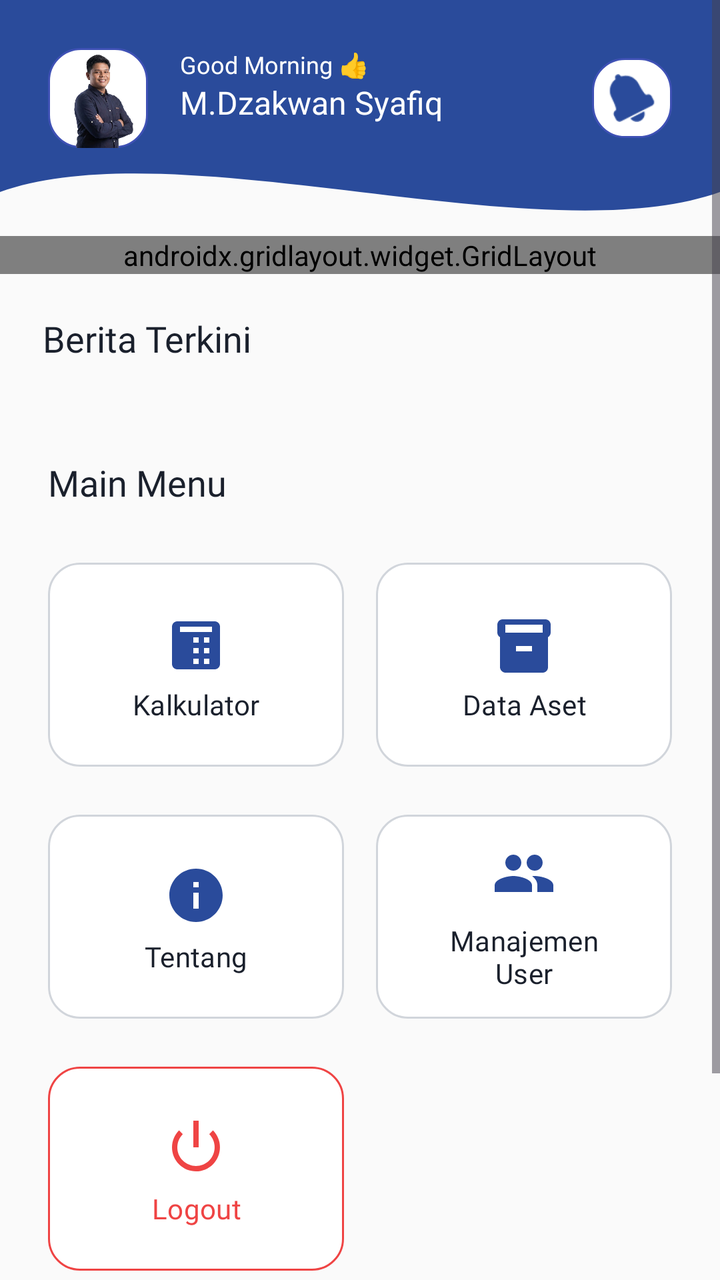
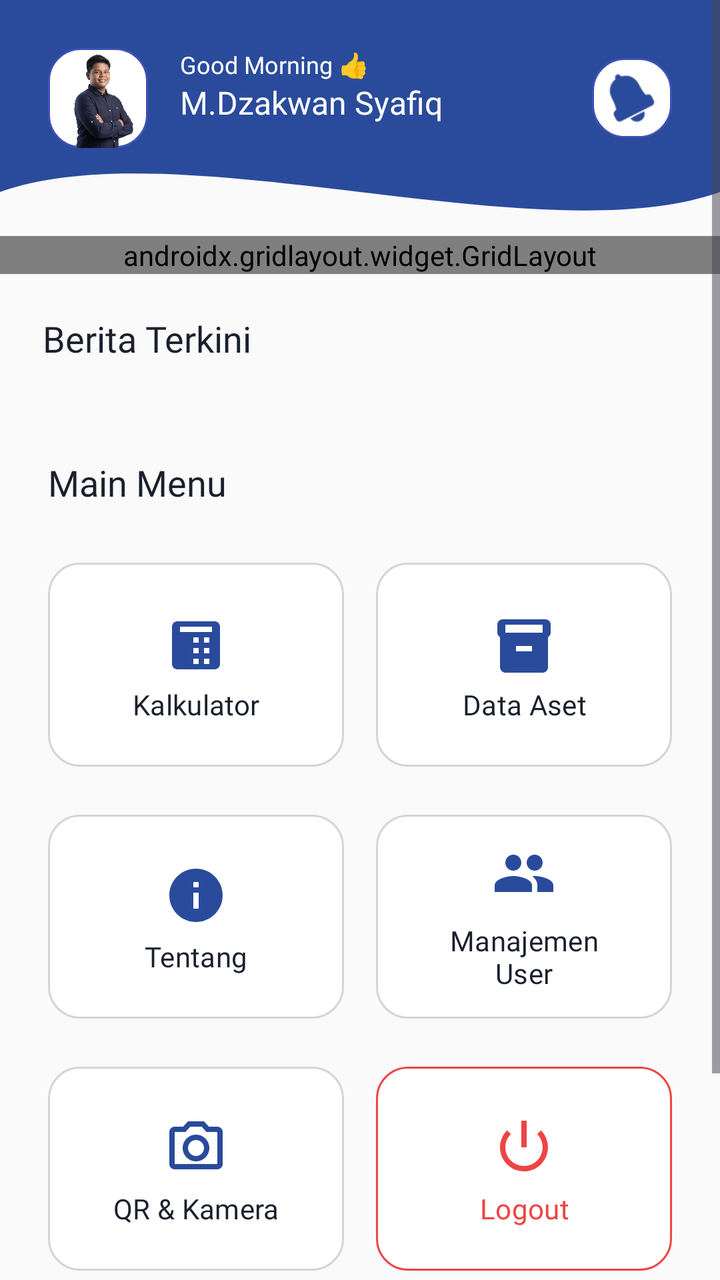

Compare the two renders of this Android layout. The source of the first and the diff that turns it into the second are given below.
<!-- AndroidManifest.xml: application theme Theme.Dzakwanluck -->
<!-- res/layout/fragment_home.xml -->
<?xml version="1.0" encoding="utf-8"?>
<LinearLayout xmlns:android="http://schemas.android.com/apk/res/android"
    xmlns:app="http://schemas.android.com/apk/res-auto"
    xmlns:tools="http://schemas.android.com/tools"
    android:layout_width="match_parent"
    android:layout_height="match_parent"
    android:orientation="vertical"
    android:background="@color/bg_screen"
    tools:context=".Home.HomeFragment">

    <ScrollView
        android:layout_width="match_parent"
        android:layout_height="match_parent"
        android:fillViewport="true">

        <androidx.constraintlayout.widget.ConstraintLayout
            android:layout_width="match_parent"
            android:layout_height="wrap_content"
            android:paddingBottom="32dp">

            <View
                android:id="@+id/bg_wave"
                android:layout_width="match_parent"
                android:layout_height="160dp"
                android:background="@drawable/bg_header_wave"
                app:layout_constraintTop_toTopOf="parent"
                tools:layout_editor_absoluteX="0dp" />

            <ImageView
                android:id="@+id/iv_profile"
                android:layout_width="50dp"
                android:layout_height="50dp"
                android:layout_marginStart="24dp"
                android:layout_marginTop="24dp"
                android:background="@drawable/bg_social_outline"
                android:src="@drawable/my_foto_removebg_preview"
                app:layout_constraintStart_toStartOf="parent"
                app:layout_constraintTop_toTopOf="parent" />

            <TextView
                android:id="@+id/tv_greeting"
                android:layout_width="wrap_content"
                android:layout_height="wrap_content"
                android:layout_marginStart="16dp"
                android:fontFamily="@font/poppins_regular"
                android:text="Good Morning 👍"
                android:textColor="@color/white"
                android:textSize="12sp"
                app:layout_constraintStart_toEndOf="@id/iv_profile"
                app:layout_constraintTop_toTopOf="@id/iv_profile" />

            <TextView
                android:id="@+id/tv_username_dashboard"
                android:layout_width="wrap_content"
                android:layout_height="wrap_content"
                android:layout_marginStart="16dp"
                android:fontFamily="@font/poppins_bold"
                android:text="M.Dzakwan Syafiq"
                android:textColor="@color/white"
                android:textSize="16sp"
                app:layout_constraintStart_toEndOf="@id/iv_profile"
                app:layout_constraintTop_toBottomOf="@id/tv_greeting" />

            <ImageView
                android:id="@+id/iv_notif"
                android:layout_width="40dp"
                android:layout_height="40dp"
                android:layout_marginEnd="24dp"
                android:background="@drawable/bg_social_outline"
                android:padding="8dp"
                android:src="@android:drawable/ic_popup_reminder"
                app:tint="@color/primary_blue_desa"
                app:layout_constraintBottom_toBottomOf="@id/iv_profile"
                app:layout_constraintEnd_toEndOf="parent"
                app:layout_constraintTop_toTopOf="@id/iv_profile" />

            <androidx.gridlayout.widget.GridLayout
                android:id="@+id/grid_summary"
                android:layout_width="match_parent"
                android:layout_height="wrap_content"
                android:layout_marginTop="44dp"
                android:paddingHorizontal="16dp"
                app:columnCount="2"
                app:useDefaultMargins="true"
                app:layout_constraintTop_toBottomOf="@id/iv_profile">

                <com.google.android.material.card.MaterialCardView
                    app:layout_columnWeight="1"
                    app:layout_gravity="fill_horizontal"
                    app:cardCornerRadius="12dp"
                    app:cardElevation="2dp">

                    <LinearLayout
                        android:layout_width="match_parent"
                        android:layout_height="wrap_content"
                        android:orientation="vertical"
                        android:padding="16dp">

                        <TextView
                            android:layout_width="wrap_content"
                            android:layout_height="wrap_content"
                            android:text="Total Aset"
                            android:textSize="12sp"/>

                        <TextView
                            android:layout_width="wrap_content"
                            android:layout_height="wrap_content"
                            android:text="50"
                            android:textSize="18sp"
                            android:textStyle="bold"
                            android:textColor="@color/text_dark"/>

                    </LinearLayout>
                </com.google.android.material.card.MaterialCardView>

                <com.google.android.material.card.MaterialCardView
                    app:layout_columnWeight="1"
                    app:layout_gravity="fill_horizontal"
                    app:cardCornerRadius="12dp"
                    app:cardElevation="2dp">

                    <LinearLayout
                        android:layout_width="match_parent"
                        android:layout_height="wrap_content"
                        android:orientation="vertical"
                        android:padding="16dp">

                        <TextView
                            android:layout_width="wrap_content"
                            android:layout_height="wrap_content"
                            android:text="Nilai Aset"
                            android:textSize="12sp"/>

                        <TextView
                            android:layout_width="wrap_content"
                            android:layout_height="wrap_content"
                            android:text="Rp 693 Jt"
                            android:textSize="18sp"
                            android:textStyle="bold"
                            android:textColor="@color/text_dark"/>

                    </LinearLayout>
                </com.google.android.material.card.MaterialCardView>

            </androidx.gridlayout.widget.GridLayout>

            <androidx.recyclerview.widget.RecyclerView
                android:id="@+id/rv_news_banner"
                android:layout_width="match_parent"
                android:layout_height="wrap_content"
                android:layout_marginTop="60dp"
                android:clipToPadding="false"
                android:paddingHorizontal="16dp"
                app:layout_constraintEnd_toEndOf="parent"
                app:layout_constraintHorizontal_bias="0.0"
                app:layout_constraintStart_toStartOf="parent"
                app:layout_constraintTop_toBottomOf="@id/grid_summary" />

            <TextView
                android:id="@+id/tv_menu_title"
                android:layout_width="wrap_content"
                android:layout_height="wrap_content"
                android:layout_marginTop="32dp"
                android:layout_marginStart="24dp"
                android:fontFamily="@font/poppins_bold"
                android:text="Main Menu"
                android:textColor="@color/text_dark"
                android:textSize="18sp"
                app:layout_constraintStart_toStartOf="parent"
                app:layout_constraintTop_toBottomOf="@id/rv_news_banner" /> <GridLayout
            android:id="@+id/grid_menu"
            android:layout_width="match_parent"
            android:layout_height="wrap_content"
            android:layout_marginTop="16dp"
            android:layout_marginHorizontal="16dp"
            android:columnCount="2"
            android:rowCount="2"
            app:layout_constraintTop_toBottomOf="@id/tv_menu_title">

            <Button
                android:id="@+id/btn_calculator"
                android:layout_width="0dp"
                android:layout_height="110dp"
                android:layout_rowWeight="1"
                android:layout_columnWeight="1"
                android:layout_margin="8dp"
                android:backgroundTint="@color/white"
                android:fontFamily="@font/poppins_bold"
                android:text="Kalkulator"
                android:textAllCaps="false"
                android:textColor="@color/text_dark"
                app:cornerRadius="16dp"
                app:icon="@drawable/ic_kalkulator"
                app:iconGravity="textTop"
                app:iconSize="32dp"
                app:iconTint="@color/primary_blue_desa"
                app:strokeColor="@color/border_gray"
                app:strokeWidth="1dp" />

            <Button
                android:id="@+id/btn_job_vacancy"
                android:layout_width="0dp"
                android:layout_height="110dp"
                android:layout_rowWeight="1"
                android:layout_columnWeight="1"
                android:layout_margin="8dp"
                android:backgroundTint="@color/white"
                android:fontFamily="@font/poppins_bold"
                android:text="Data Aset"
                android:textAllCaps="false"
                android:textColor="@color/text_dark"
                app:cornerRadius="16dp"
                app:icon="@drawable/ic_data_aset"
                app:iconGravity="textTop"
                app:iconSize="32dp"
                app:iconTint="@color/primary_blue_desa"
                app:strokeColor="@color/border_gray"
                app:strokeWidth="1dp" />

            <Button
                android:id="@+id/btn_career_tips"
                android:layout_width="0dp"
                android:layout_height="110dp"
                android:layout_rowWeight="1"
                android:layout_columnWeight="1"
                android:layout_margin="8dp"
                android:backgroundTint="@color/white"
                android:fontFamily="@font/poppins_bold"
                android:text="Tentang"
                android:textAllCaps="false"
                android:textColor="@color/text_dark"
                app:cornerRadius="16dp"
                app:icon="@drawable/ic_tentang"
                app:iconGravity="textTop"
                app:iconSize="32dp"
                app:iconTint="@color/primary_blue_desa"
                app:strokeColor="@color/border_gray"
                app:strokeWidth="1dp" />

            <Button
                android:id="@+id/btn_user"
                android:layout_width="0dp"
                android:layout_height="110dp"
                android:layout_rowWeight="1"
                android:layout_columnWeight="1"
                android:layout_margin="8dp"
                android:backgroundTint="@color/white"
                android:fontFamily="@font/poppins_bold"
                android:text="Manajemen User"
                android:textAllCaps="false"
                android:textColor="@color/text_dark"
                app:cornerRadius="16dp"
                app:icon="@drawable/ic_menu_myplaces"
                app:iconGravity="textTop"
                app:iconSize="32dp"
                app:iconTint="@color/primary_blue_desa"
                app:strokeColor="@color/border_gray"
                app:strokeWidth="1dp" />

            <Button
                android:id="@+id/btn_logout"
                android:layout_width="0dp"
                android:layout_height="110dp"
                android:layout_rowWeight="1"
                android:layout_columnWeight="1"
                android:layout_margin="8dp"
                android:backgroundTint="@color/white"
                android:fontFamily="@font/poppins_bold"
                android:text="Logout"
                android:textAllCaps="false"
                android:textColor="@color/danger_red"
                app:cornerRadius="16dp"
                app:icon="@android:drawable/ic_lock_power_off"
                app:iconGravity="textTop"
                app:iconSize="32dp"
                app:iconTint="@color/danger_red"
                app:strokeColor="@color/danger_red"
                app:strokeWidth="1dp" />

        </GridLayout>

            <Button
                android:id="@+id/btn_open_web"
                android:layout_width="0dp"
                android:layout_height="60dp"
                android:layout_marginTop="24dp"
                android:layout_marginHorizontal="24dp"
                android:backgroundTint="@color/primary_blue_desa"
                android:fontFamily="@font/poppins_bold"
                android:text="Buka Web Dashboard Admin"
                android:textAllCaps="false"
                android:textColor="@color/white"
                android:textSize="16sp"
                app:cornerRadius="12dp"
                app:layout_constraintTop_toBottomOf="@id/grid_menu"
                app:layout_constraintStart_toStartOf="parent"
                app:layout_constraintEnd_toEndOf="parent" />

            <TextView
                android:id="@+id/textView3"
                android:layout_marginTop="20dp"
                android:layout_width="wrap_content"
                android:layout_height="wrap_content"
                android:fontFamily="@font/poppins_bold"
                android:text="Berita Terkini"
                android:textColor="@color/text_dark"
                android:textSize="18sp"
                app:layout_constraintBottom_toTopOf="@+id/rv_news_banner"
                app:layout_constraintEnd_toEndOf="parent"
                app:layout_constraintHorizontal_bias="0.083"
                app:layout_constraintStart_toStartOf="parent"
                app:layout_constraintTop_toBottomOf="@+id/grid_summary"
                app:layout_constraintVertical_bias="0.0" />

        </androidx.constraintlayout.widget.ConstraintLayout>
    </ScrollView>
</LinearLayout>
<!-- resources referenced by this layout -->
<resources>
  <color name="bg_screen">#FAFAFA</color>
  <color name="border_gray">#D1D5DB</color>
  <color name="danger_red">#EF4444</color>
  <color name="primary_blue_desa">#2A4B9B</color>
  <color name="text_dark">#1A202C</color>
  <color name="white">#FFFFFFFF</color>
  <!-- drawable bg_header_wave (drawable) -->
  <vector xmlns:android="http://schemas.android.com/apk/res/android"
      android:width="100dp" android:height="100dp"
      android:viewportWidth="100" android:viewportHeight="100">
      <path
          android:fillColor="#2A4B9B"
          android:pathData="M0,0 L100,0 L100,60 C75,80 25,40 0,60 Z" />   
  </vector>
  <!-- drawable bg_social_outline (drawable) -->
  <?xml version="1.0" encoding="utf-8"?>
  <shape xmlns:android="http://schemas.android.com/apk/res/android"
      android:shape="rectangle">
      <solid android:color="#FFFFFF" />
      <corners android:radius="16dp" /> <stroke
      android:width="1dp"
      android:color="#3F51B5" />
  </shape>
  <!-- drawable ic_data_aset (drawable) -->
  <vector xmlns:android="http://schemas.android.com/apk/res/android"
      android:width="24dp"
      android:height="24dp"
      android:viewportWidth="24"
      android:viewportHeight="24">
      <path
          android:fillColor="@color/primary_blue_desa"
          android:pathData="M20,2H4c-1.1,0 -2,0.9 -2,2v3.01c0,0.72 0.43,1.34 1,1.69V20c0,1.1 1.1,2 2,2h14c1.1,0 2,-0.9 2,-2V8.7c0.57,-0.35 1,-0.97 1,-1.69V4c0,-1.1 -0.9,-2 -2,-2zM15,14H9v-2h6v2zM19,7H5V4h14v3z"/>
  </vector>
  <!-- drawable ic_kalkulator (drawable) -->
  <vector xmlns:android="http://schemas.android.com/apk/res/android"
      android:width="24dp"
      android:height="24dp"
      android:viewportWidth="24"
      android:viewportHeight="24">
      <path
          android:fillColor="@color/black"
          android:pathData="M19,3H5C3.9,3 3,3.9 3,
          5v14c0,1.1 0.9,2 2,2h14c1.1,0 2,-0.9 2,
          -2V5C21,3.9 20.1,3 19,3zM13,19h-2v-2h2V19zM13,
          15h-2v-2h2V15zM13,11h-2V9h2V11zM17,19h-2v-2h2V19zM17,
          15h-2v-2h2V15zM17,11h-2V9h2V11zM18,7H6V5h12V7z"/>
  </vector>
  <!-- drawable ic_menu_myplaces (drawable) -->
  <vector xmlns:android="http://schemas.android.com/apk/res/android"
      android:width="24dp"
      android:height="24dp"
      android:viewportWidth="24"
      android:viewportHeight="24">
      <path
          android:fillColor="@color/primary_blue_desa"
          android:pathData="M16,11c1.66,0 2.99,-1.34 2.99,-3S17.66,5 16,5c-1.66,0 -3,1.34 -3,3s1.34,3 3,3zM8,11c1.66,0 2.99,-1.34 2.99,-3S9.66,5 8,5C6.34,5 5,6.34 5,8s1.34,3 3,3zM8,13c-2.33,0 -7,1.17 -7,3.5V19h14v-2.5c0,-2.33 -4.67,-3.5 -7,-3.5zM16,13c-0.29,0 -0.62,0.02 -0.97,0.05 1.16,0.84 1.97,1.97 1.97,3.45V19h6v-2.5c0,-2.33 -4.67,-3.5 -7,-3.5z"/>
  </vector>
  <!-- drawable ic_tentang (drawable) -->
  <vector xmlns:android="http://schemas.android.com/apk/res/android"
      android:width="24dp"
      android:height="24dp"
      android:viewportWidth="24"
      android:viewportHeight="24">
      <path
          android:fillColor="@color/primary_blue_desa"
          android:pathData="M12,2C6.48,2 2,6.48 2,12s4.48,10 10,10 10,-4.48 10,-10S17.52,2 12,2zM13,17h-2v-6h2V17zM13,9h-2V7h2V9z"/>
  </vector>
  <style name="Theme.Dzakwanluck" parent="Base.Theme.Dzakwanluck" />
  <color name="black">#FF000000</color>
  <style name="Base.Theme.Dzakwanluck" parent="Theme.Material3.DayNight.NoActionBar">
          
          
      </style>
  <!-- unchanged entries left out for length: 1 -->
</resources>

<!-- the commit's change to res/layout/fragment_home.xml (unified diff, before → after) -->
@@ -167,117 +167,139 @@
                 android:textColor="@color/text_dark"
                 android:textSize="18sp"
                 app:layout_constraintStart_toStartOf="parent"
-                app:layout_constraintTop_toBottomOf="@id/rv_news_banner" /> <GridLayout
-            android:id="@+id/grid_menu"
-            android:layout_width="match_parent"
-            android:layout_height="wrap_content"
-            android:layout_marginTop="16dp"
-            android:layout_marginHorizontal="16dp"
-            android:columnCount="2"
-            android:rowCount="2"
-            app:layout_constraintTop_toBottomOf="@id/tv_menu_title">
-
-            <Button
-                android:id="@+id/btn_calculator"
-                android:layout_width="0dp"
-                android:layout_height="110dp"
-                android:layout_rowWeight="1"
-                android:layout_columnWeight="1"
-                android:layout_margin="8dp"
-                android:backgroundTint="@color/white"
-                android:fontFamily="@font/poppins_bold"
-                android:text="Kalkulator"
-                android:textAllCaps="false"
-                android:textColor="@color/text_dark"
-                app:cornerRadius="16dp"
-                app:icon="@drawable/ic_kalkulator"
-                app:iconGravity="textTop"
-                app:iconSize="32dp"
-                app:iconTint="@color/primary_blue_desa"
-                app:strokeColor="@color/border_gray"
-                app:strokeWidth="1dp" />
-
-            <Button
-                android:id="@+id/btn_job_vacancy"
-                android:layout_width="0dp"
-                android:layout_height="110dp"
-                android:layout_rowWeight="1"
-                android:layout_columnWeight="1"
-                android:layout_margin="8dp"
-                android:backgroundTint="@color/white"
-                android:fontFamily="@font/poppins_bold"
-                android:text="Data Aset"
-                android:textAllCaps="false"
-                android:textColor="@color/text_dark"
-                app:cornerRadius="16dp"
-                app:icon="@drawable/ic_data_aset"
-                app:iconGravity="textTop"
-                app:iconSize="32dp"
-                app:iconTint="@color/primary_blue_desa"
-                app:strokeColor="@color/border_gray"
-                app:strokeWidth="1dp" />
-
-            <Button
-                android:id="@+id/btn_career_tips"
-                android:layout_width="0dp"
-                android:layout_height="110dp"
-                android:layout_rowWeight="1"
-                android:layout_columnWeight="1"
-                android:layout_margin="8dp"
-                android:backgroundTint="@color/white"
-                android:fontFamily="@font/poppins_bold"
-                android:text="Tentang"
-                android:textAllCaps="false"
-                android:textColor="@color/text_dark"
-                app:cornerRadius="16dp"
-                app:icon="@drawable/ic_tentang"
-                app:iconGravity="textTop"
-                app:iconSize="32dp"
-                app:iconTint="@color/primary_blue_desa"
-                app:strokeColor="@color/border_gray"
-                app:strokeWidth="1dp" />
-
-            <Button
-                android:id="@+id/btn_user"
-                android:layout_width="0dp"
-                android:layout_height="110dp"
-                android:layout_rowWeight="1"
-                android:layout_columnWeight="1"
-                android:layout_margin="8dp"
-                android:backgroundTint="@color/white"
-                android:fontFamily="@font/poppins_bold"
-                android:text="Manajemen User"
-                android:textAllCaps="false"
-                android:textColor="@color/text_dark"
-                app:cornerRadius="16dp"
-                app:icon="@drawable/ic_menu_myplaces"
-                app:iconGravity="textTop"
-                app:iconSize="32dp"
-                app:iconTint="@color/primary_blue_desa"
-                app:strokeColor="@color/border_gray"
-                app:strokeWidth="1dp" />
-
-            <Button
-                android:id="@+id/btn_logout"
-                android:layout_width="0dp"
-                android:layout_height="110dp"
-                android:layout_rowWeight="1"
-                android:layout_columnWeight="1"
-                android:layout_margin="8dp"
-                android:backgroundTint="@color/white"
-                android:fontFamily="@font/poppins_bold"
-                android:text="Logout"
-                android:textAllCaps="false"
-                android:textColor="@color/danger_red"
-                app:cornerRadius="16dp"
-                app:icon="@android:drawable/ic_lock_power_off"
-                app:iconGravity="textTop"
-                app:iconSize="32dp"
-                app:iconTint="@color/danger_red"
-                app:strokeColor="@color/danger_red"
-                app:strokeWidth="1dp" />
-
-        </GridLayout>
+                app:layout_constraintTop_toBottomOf="@id/rv_news_banner" />
+
+            <GridLayout
+                android:id="@+id/grid_menu"
+                android:layout_width="match_parent"
+                android:layout_height="wrap_content"
+                android:layout_marginTop="16dp"
+                android:layout_marginHorizontal="16dp"
+                android:columnCount="2"
+                android:rowCount="3"
+                app:layout_constraintTop_toBottomOf="@id/tv_menu_title">
+
+                <Button
+                    android:id="@+id/btn_calculator"
+                    android:layout_width="0dp"
+                    android:layout_height="110dp"
+                    android:layout_rowWeight="1"
+                    android:layout_columnWeight="1"
+                    android:layout_margin="8dp"
+                    android:backgroundTint="@color/white"
+                    android:fontFamily="@font/poppins_bold"
+                    android:text="Kalkulator"
+                    android:textAllCaps="false"
+                    android:textColor="@color/text_dark"
+                    app:cornerRadius="16dp"
+                    app:icon="@drawable/ic_kalkulator"
+                    app:iconGravity="textTop"
+                    app:iconSize="32dp"
+                    app:iconTint="@color/primary_blue_desa"
+                    app:strokeColor="@color/border_gray"
+                    app:strokeWidth="1dp" />
+
+                <Button
+                    android:id="@+id/btn_job_vacancy"
+                    android:layout_width="0dp"
+                    android:layout_height="110dp"
+                    android:layout_rowWeight="1"
+                    android:layout_columnWeight="1"
+                    android:layout_margin="8dp"
+                    android:backgroundTint="@color/white"
+                    android:fontFamily="@font/poppins_bold"
+                    android:text="Data Aset"
+                    android:textAllCaps="false"
+                    android:textColor="@color/text_dark"
+                    app:cornerRadius="16dp"
+                    app:icon="@drawable/ic_data_aset"
+                    app:iconGravity="textTop"
+                    app:iconSize="32dp"
+                    app:iconTint="@color/primary_blue_desa"
+                    app:strokeColor="@color/border_gray"
+                    app:strokeWidth="1dp" />
+
+                <Button
+                    android:id="@+id/btn_career_tips"
+                    android:layout_width="0dp"
+                    android:layout_height="110dp"
+                    android:layout_rowWeight="1"
+                    android:layout_columnWeight="1"
+                    android:layout_margin="8dp"
+                    android:backgroundTint="@color/white"
+                    android:fontFamily="@font/poppins_bold"
+                    android:text="Tentang"
+                    android:textAllCaps="false"
+                    android:textColor="@color/text_dark"
+                    app:cornerRadius="16dp"
+                    app:icon="@drawable/ic_tentang"
+                    app:iconGravity="textTop"
+                    app:iconSize="32dp"
+                    app:iconTint="@color/primary_blue_desa"
+                    app:strokeColor="@color/border_gray"
+                    app:strokeWidth="1dp" />
+
+                <Button
+                    android:id="@+id/btn_user"
+                    android:layout_width="0dp"
+                    android:layout_height="110dp"
+                    android:layout_rowWeight="1"
+                    android:layout_columnWeight="1"
+                    android:layout_margin="8dp"
+                    android:backgroundTint="@color/white"
+                    android:fontFamily="@font/poppins_bold"
+                    android:text="Manajemen User"
+                    android:textAllCaps="false"
+                    android:textColor="@color/text_dark"
+                    app:cornerRadius="16dp"
+                    app:icon="@drawable/ic_menu_myplaces"
+                    app:iconGravity="textTop"
+                    app:iconSize="32dp"
+                    app:iconTint="@color/primary_blue_desa"
+                    app:strokeColor="@color/border_gray"
+                    app:strokeWidth="1dp" />
+
+                <Button
+                    android:id="@+id/btn_scanner_aset"
+                    android:layout_width="0dp"
+                    android:layout_height="110dp"
+                    android:layout_rowWeight="1"
+                    android:layout_columnWeight="1"
+                    android:layout_margin="8dp"
+                    android:backgroundTint="@color/white"
+                    android:fontFamily="@font/poppins_bold"
+                    android:text="QR &amp; Kamera"
+                    android:textAllCaps="false"
+                    android:textColor="@color/text_dark"
+                    app:cornerRadius="16dp"
+                    app:icon="@drawable/ic_camera"
+                    app:iconGravity="textTop"
+                    app:iconSize="32dp"
+                    app:iconTint="@color/primary_blue_desa"
+                    app:strokeColor="@color/border_gray"
+                    app:strokeWidth="1dp" />
+
+                <Button
+                    android:id="@+id/btn_logout"
+                    android:layout_width="0dp"
+                    android:layout_height="110dp"
+                    android:layout_rowWeight="1"
+                    android:layout_columnWeight="1"
+                    android:layout_margin="8dp"
+                    android:backgroundTint="@color/white"
+                    android:fontFamily="@font/poppins_bold"
+                    android:text="Logout"
+                    android:textAllCaps="false"
+                    android:textColor="@color/danger_red"
+                    app:cornerRadius="16dp"
+                    app:icon="@android:drawable/ic_lock_power_off"
+                    app:iconGravity="textTop"
+                    app:iconSize="32dp"
+                    app:iconTint="@color/danger_red"
+                    app:strokeColor="@color/danger_red"
+                    app:strokeWidth="1dp" />
+
+            </GridLayout>
 
             <Button
                 android:id="@+id/btn_open_web"
<!-- resource entries referenced after the edit -->
@@ -23,6 +23,12 @@
       android:width="1dp"
       android:color="#3F51B5" />
   </shape>
+  <!-- drawable ic_camera (drawable) -->
+  <vector xmlns:android="http://schemas.android.com/apk/res/android" android:height="24dp" android:tint="#000000" android:viewportHeight="24" android:viewportWidth="24" android:width="24dp">
+        
+      <path android:fillColor="@android:color/white" android:pathData="M20,4h-3.17L15,2L9,2L7.17,4L4,4c-1.1,0 -2,0.9 -2,2v12c0,1.1 0.9,2 2,2h16c1.1,0 2,-0.9 2,-2L22,6c0,-1.1 -0.9,-2 -2,-2zM20,18L4,18L4,6h4.05l1.83,-2h4.24l1.83,2L20,6v12zM12,7c-2.76,0 -5,2.24 -5,5s2.24,5 5,5 5,-2.24 5,-5 -2.24,-5 -5,-5zM12,15c-1.65,0 -3,-1.35 -3,-3s1.35,-3 3,-3 3,1.35 3,3 -1.35,3 -3,3z"/>
+      
+  </vector>
   <!-- drawable ic_data_aset (drawable) -->
   <vector xmlns:android="http://schemas.android.com/apk/res/android"
       android:width="24dp"
